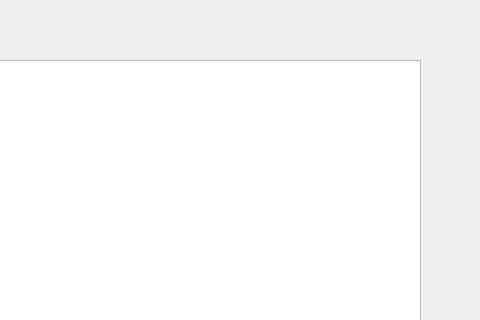
The window that homepage.ui (bassey-A/eNose) describes before a commit, drawn with Qt 5; both pictures show x 580 to 1060 and y 0 to 320 of the 1060 by 706 pixel window.
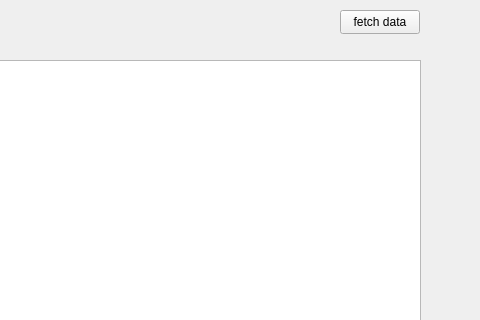
The same window after the commit.

```diff
--- a/homepage.ui
+++ b/homepage.ui
@@ -188,6 +188,19 @@
      <string>postToDB</string>
     </property>
    </widget>
+   <widget class="QPushButton" name="fetchData">
+    <property name="geometry">
+     <rect>
+      <x>920</x>
+      <y>10</y>
+      <width>80</width>
+      <height>24</height>
+     </rect>
+    </property>
+    <property name="text">
+     <string>fetch data</string>
+    </property>
+   </widget>
   </widget>
   <widget class="QMenuBar" name="menubar">
    <property name="geometry">
```
